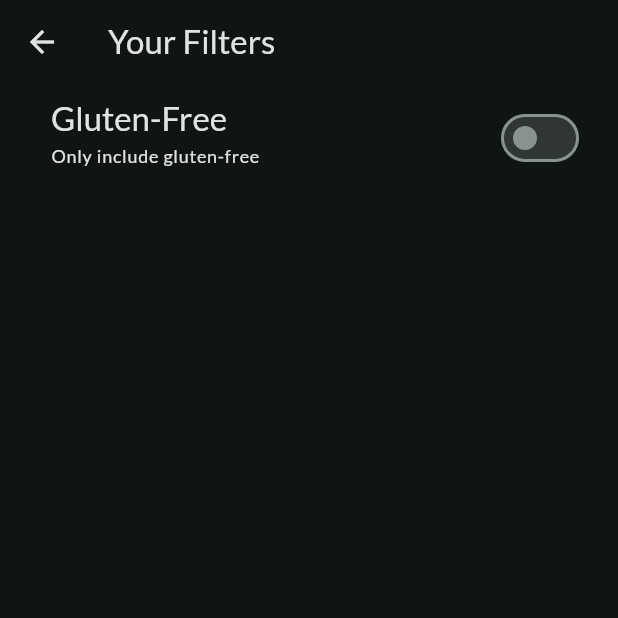
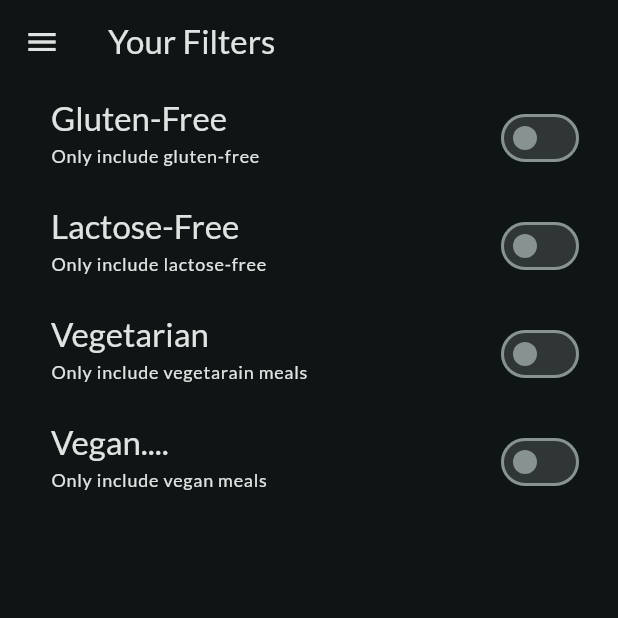
Before and after one commit to theDeveloper7-stack/App-Development, a Flutter app: the FiltersScreen screen opened directly, on a phone screen of 412 x 824 dp, the top half of it. Run offline on Flutter 3.47's test engine with Material 3 defaults, Android fonts, the phone set to English and light mode, and no system bars; our stand-ins replace google_fonts, transparent_image.

Commit message:
filter screen

```diff
--- a/lib/Screens/filters.dart
+++ b/lib/Screens/filters.dart
@@ -1,5 +1,8 @@
 import 'package:flutter/material.dart';
+import 'package:meals_app/Screens/tabs.dart';
 import 'package:meals_app/Widgets/main_drawer.dart';
+
+enum Filter { glutenFree, lactoseFree, vegetarian, vegan }
 
 class FiltersScreen extends StatefulWidget {
   const FiltersScreen({super.key});
@@ -12,12 +15,35 @@ class FiltersScreen extends StatefulWidget {
 
 class _FiltersScreenState extends State<FiltersScreen> {
   var _glutenFreeFilterSet = false;
+  var _lactoseFreeFilterSet = false;
+  var _vegetarianFilterSet = false;
+  var _veganFilterSet = false;
 
   @override
   Widget build(BuildContext context) {
     return Scaffold(
       appBar: AppBar(title: const Text('Your Filters')),
-      body: Column(
+      drawer: MainDrawer(
+        onSelectScreen: (identifier) {
+          Navigator.of(context).pop();
+          if (identifier == 'meals') {
+            Navigator.of(context).pushReplacement(
+              MaterialPageRoute(builder: (ctx) => TabsScreen()),
+            );
+          }
+        },
+      ),
+      body: WillPopScope(
+        onWillPop: () async {
+          Navigator.of(context).pop({
+            Filter.glutenFree: _glutenFreeFilterSet,
+            Filter.lactoseFree: _lactoseFreeFilterSet,
+            Filter.vegetarian: _vegetarianFilterSet,
+            Filter.vegan: _veganFilterSet,
+          });
+          return false;
+        },
+        child: Column(
           children: [
             SwitchListTile(
               value: _glutenFreeFilterSet,
@@ -41,7 +67,74 @@ class _FiltersScreenState extends State<FiltersScreen> {
               activeColor: Theme.of(context).colorScheme.tertiary,
               contentPadding: const EdgeInsets.only(left: 34, right: 22),
             ),
+            SwitchListTile(
+              value: _lactoseFreeFilterSet,
+              onChanged: (isChecked) {
+                setState(() {
+                  _lactoseFreeFilterSet = isChecked;
+                });
+              },
+              title: Text(
+                'Lactose-Free',
+                style: Theme.of(context).textTheme.titleLarge!.copyWith(
+                  color: Theme.of(context).colorScheme.onBackground,
+                ),
+              ),
+              subtitle: Text(
+                'Only include lactose-free',
+                style: Theme.of(context).textTheme.labelMedium!.copyWith(
+                  color: Theme.of(context).colorScheme.onBackground,
+                ),
+              ),
+              activeColor: Theme.of(context).colorScheme.tertiary,
+              contentPadding: const EdgeInsets.only(left: 34, right: 22),
+            ),
+            SwitchListTile(
+              value: _vegetarianFilterSet,
+              onChanged: (isChecked) {
+                setState(() {
+                  _vegetarianFilterSet = isChecked;
+                });
+              },
+              title: Text(
+                'Vegetarian',
+                style: Theme.of(context).textTheme.titleLarge!.copyWith(
+                  color: Theme.of(context).colorScheme.onBackground,
+                ),
+              ),
+              subtitle: Text(
+                'Only include vegetarain meals',
+                style: Theme.of(context).textTheme.labelMedium!.copyWith(
+                  color: Theme.of(context).colorScheme.onBackground,
+                ),
+              ),
+              activeColor: Theme.of(context).colorScheme.tertiary,
+              contentPadding: const EdgeInsets.only(left: 34, right: 22),
+            ),
+            SwitchListTile(
+              value: _veganFilterSet,
+              onChanged: (isChecked) {
+                setState(() {
+                  _veganFilterSet = isChecked;
+                });
+              },
+              title: Text(
+                'Vegan....',
+                style: Theme.of(context).textTheme.titleLarge!.copyWith(
+                  color: Theme.of(context).colorScheme.onBackground,
+                ),
+              ),
+              subtitle: Text(
+                'Only include vegan meals',
+                style: Theme.of(context).textTheme.labelMedium!.copyWith(
+                  color: Theme.of(context).colorScheme.onBackground,
+                ),
+              ),
+              activeColor: Theme.of(context).colorScheme.tertiary,
+              contentPadding: const EdgeInsets.only(left: 34, right: 22),
+            ),
           ],
+        ),
       ),
     );
   }
```
Also changed, not shown: lib/Screens/tabs.dart (+5 -4 lines). Lines whose indentation alone changed are shown as unchanged.
